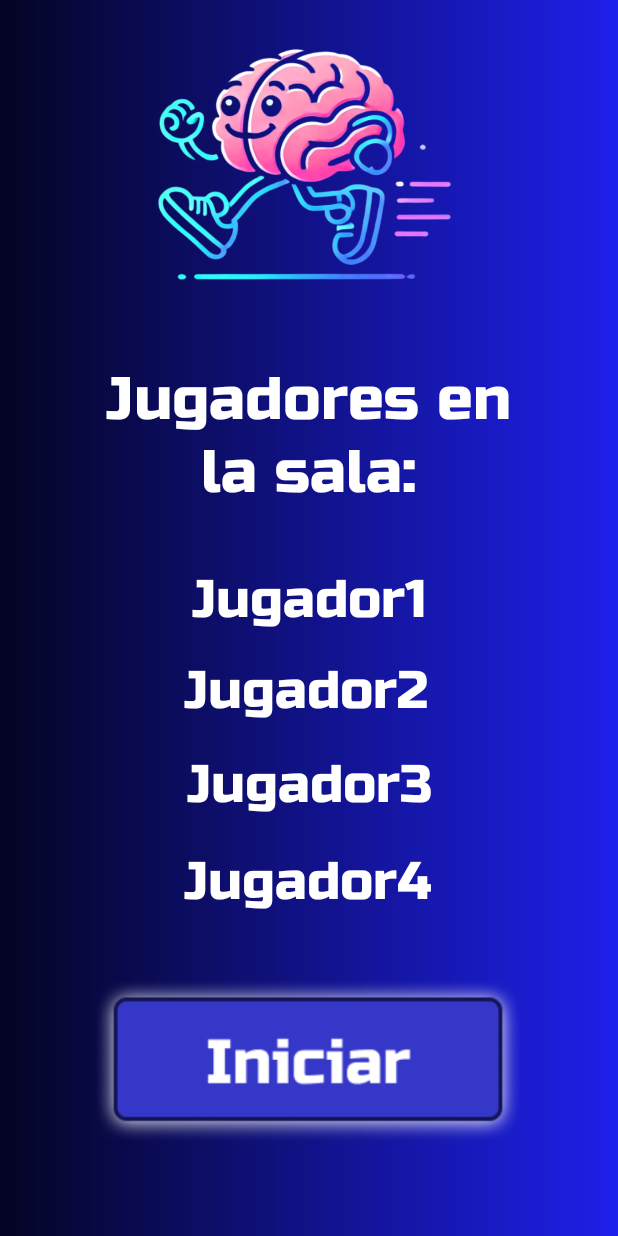
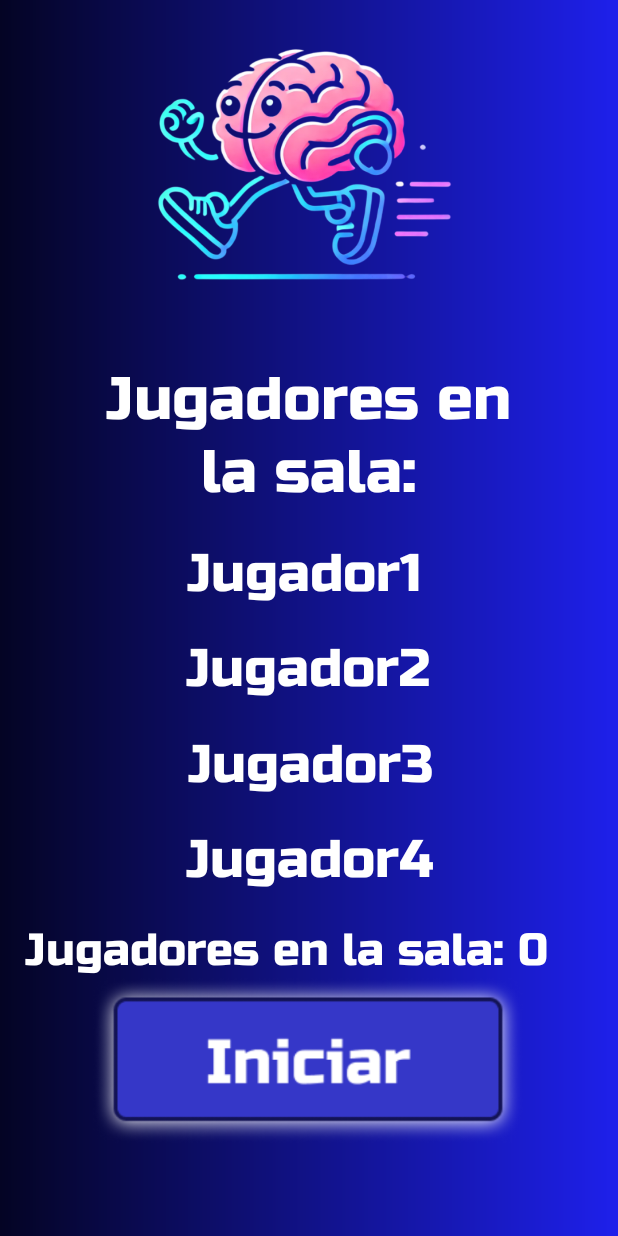
Before and after one commit to mgs0077/QuizUpProject, an Android app: the layout sala_creador_turno.xml on its own in the app's theme, with its tools: preview values and no code run, on a phone screen of 412 x 824 dp. Run offline under Robolectric (Android 15) with nearby library versions, the phone set to English and light mode, and no system bars.

Commit message:
actualización (revisare turnos)

```diff
--- a/app/src/main/java/com/example/quizupproject/InicioSesionActivity.java
+++ b/app/src/main/java/com/example/quizupproject/InicioSesionActivity.java
@@ -31,12 +31,6 @@ public class InicioSesionActivity extends Activity {
         passwordInput = findViewById(R.id.introducircontrasena);
         loginButton = findViewById(R.id.botoniniciarsesion); // Botón de inicio de sesión
         registerButton = findViewById(R.id.botonregistrarse); // Texto de "Registrarse"
-
-        // Verificar si ya hay una sesión iniciada
-        FirebaseUser currentUser = mAuth.getCurrentUser();
-        if (currentUser != null) {
-            goToCrearUnirseActivity();
-        }
 
         // Botón para iniciar sesión
         loginButton.setOnClickListener(view -> loginUser());
--- a/app/src/main/res/layout/crear_sala.xml
+++ b/app/src/main/res/layout/crear_sala.xml
@@ -92,6 +92,7 @@
         app:layout_constraintStart_toStartOf="parent" />
 
     <ImageView
+        android:id="@+id/boton_crear_sesion"
         android:layout_width="268dp"
         android:layout_height="74dp"
         android:layout_marginBottom="88dp"
--- a/app/src/main/res/layout/crear_unirse.xml
+++ b/app/src/main/res/layout/crear_unirse.xml
@@ -18,6 +18,7 @@
         app:layout_constraintTop_toTopOf="parent" />
 
     <ImageView
+        android:id="@+id/botoncrear"
         android:layout_width="wrap_content"
         android:layout_height="wrap_content"
         android:layout_marginBottom="336dp"
@@ -26,6 +27,7 @@
         app:layout_constraintEnd_toEndOf="parent"
         app:layout_constraintHorizontal_bias="0.493"
         app:layout_constraintStart_toStartOf="parent" />
+
 
     <ImageView
         android:layout_width="wrap_content"
--- a/app/src/main/res/layout/sala_creador_turno.xml
+++ b/app/src/main/res/layout/sala_creador_turno.xml
@@ -7,6 +7,7 @@
     android:background="@drawable/degradado"
     tools:context=".MainActivity">
 
+    <!-- Titulo Jugadores en la sala -->
     <TextView
         android:id="@+id/textView"
         android:layout_width="270dp"
@@ -23,7 +24,43 @@
         app:layout_constraintTop_toTopOf="parent"
         app:layout_constraintVertical_bias="0.33" />
 
+    <!-- Jugador 1 -->
     <TextView
+        android:id="@+id/jugador1"
+        android:layout_width="wrap_content"
+        android:layout_height="wrap_content"
+        android:fontFamily="@font/russo_one"
+        android:gravity="center"
+        android:text="@string/jugador1"
+        android:textColor="@color/white"
+        android:textSize="35sp"
+        app:layout_constraintBottom_toBottomOf="parent"
+        app:layout_constraintEnd_toEndOf="parent"
+        app:layout_constraintHorizontal_bias="0.488"
+        app:layout_constraintStart_toStartOf="parent"
+        app:layout_constraintTop_toTopOf="parent"
+        app:layout_constraintVertical_bias="0.462" />
+
+    <!-- Jugador 2 -->
+    <TextView
+        android:id="@+id/jugador2"
+        android:layout_width="wrap_content"
+        android:layout_height="wrap_content"
+        android:fontFamily="@font/russo_one"
+        android:gravity="center"
+        android:text="@string/jugador2"
+        android:textColor="@color/white"
+        android:textSize="35sp"
+        app:layout_constraintBottom_toBottomOf="parent"
+        app:layout_constraintEnd_toEndOf="parent"
+        app:layout_constraintHorizontal_bias="0.497"
+        app:layout_constraintStart_toStartOf="parent"
+        app:layout_constraintTop_toTopOf="parent"
+        app:layout_constraintVertical_bias="0.543" />
+
+    <!-- Jugador 3 -->
+    <TextView
+        android:id="@+id/jugador3"
         android:layout_width="wrap_content"
         android:layout_height="wrap_content"
         android:fontFamily="@font/russo_one"
@@ -33,40 +70,14 @@
         android:textSize="35sp"
         app:layout_constraintBottom_toBottomOf="parent"
         app:layout_constraintEnd_toEndOf="parent"
+        app:layout_constraintHorizontal_bias="0.504"
         app:layout_constraintStart_toStartOf="parent"
         app:layout_constraintTop_toTopOf="parent"
-        app:layout_constraintVertical_bias="0.642" />
+        app:layout_constraintVertical_bias="0.625" />
 
+    <!-- Jugador 4 -->
     <TextView
-        android:layout_width="wrap_content"
-        android:layout_height="wrap_content"
-        android:fontFamily="@font/russo_one"
-        android:gravity="center"
-        android:text="@string/jugador1"
-        android:textColor="@color/white"
-        android:textSize="35sp"
-        app:layout_constraintBottom_toBottomOf="parent"
-        app:layout_constraintEnd_toEndOf="parent"
-        app:layout_constraintStart_toStartOf="parent"
-        app:layout_constraintTop_toTopOf="parent"
-        app:layout_constraintVertical_bias="0.484" />
-
-    <TextView
-        android:layout_width="wrap_content"
-        android:layout_height="wrap_content"
-        android:fontFamily="@font/russo_one"
-        android:gravity="center"
-        android:text="@string/jugador2"
-        android:textColor="@color/white"
-        android:textSize="35sp"
-        app:layout_constraintBottom_toBottomOf="parent"
-        app:layout_constraintEnd_toEndOf="parent"
-        app:layout_constraintHorizontal_bias="0.493"
-        app:layout_constraintStart_toStartOf="parent"
-        app:layout_constraintTop_toTopOf="parent"
-        app:layout_constraintVertical_bias="0.562" />
-
-    <TextView
+        android:id="@+id/jugador4"
         android:layout_width="wrap_content"
         android:layout_height="wrap_content"
         android:fontFamily="@font/russo_one"
@@ -76,11 +87,12 @@
         android:textSize="35sp"
         app:layout_constraintBottom_toBottomOf="parent"
         app:layout_constraintEnd_toEndOf="parent"
-        app:layout_constraintHorizontal_bias="0.497"
+        app:layout_constraintHorizontal_bias="0.502"
         app:layout_constraintStart_toStartOf="parent"
         app:layout_constraintTop_toTopOf="parent"
-        app:layout_constraintVertical_bias="0.725" />
+        app:layout_constraintVertical_bias="0.706" />
 
+    <!-- Logo -->
     <ImageView
         android:id="@+id/logo"
         android:layout_width="250dp"
@@ -93,6 +105,7 @@
         app:layout_constraintTop_toTopOf="parent"
         app:layout_constraintVertical_bias="0.029" />
 
+    <!-- Botón Iniciar -->
     <ImageView
         android:id="@+id/boton_iniciar"
         android:layout_width="296dp"
@@ -105,4 +118,20 @@
         app:layout_constraintTop_toTopOf="parent"
         app:layout_constraintVertical_bias="0.913" />
 
+    <!-- TextView para mostrar jugadores en la sala -->
+    <TextView
+        android:id="@+id/jugadoresTextView"
+        android:layout_width="wrap_content"
+        android:layout_height="wrap_content"
+        android:fontFamily="@font/russo_one"
+        android:gravity="center"
+        android:text="Jugadores en la sala: 0"
+        android:textColor="@color/white"
+        android:textSize="30sp"
+        app:layout_constraintBottom_toTopOf="@id/boton_iniciar"
+        app:layout_constraintEnd_toEndOf="parent"
+        app:layout_constraintHorizontal_bias="0.258"
+        app:layout_constraintStart_toStartOf="parent"
+        app:layout_constraintTop_toBottomOf="@id/logo"
+        app:layout_constraintVertical_bias="1.0" />
 </androidx.constraintlayout.widget.ConstraintLayout>
```
Also changed, not shown: app/src/main/AndroidManifest.xml (+7 -1 lines), app/src/main/java/com/example/quizupproject/CrearSalaActivity.java (added, +42 -0 lines), app/src/main/java/com/example/quizupproject/CrearUnirseActivity.java (+10 -0 lines), 4 other files.
